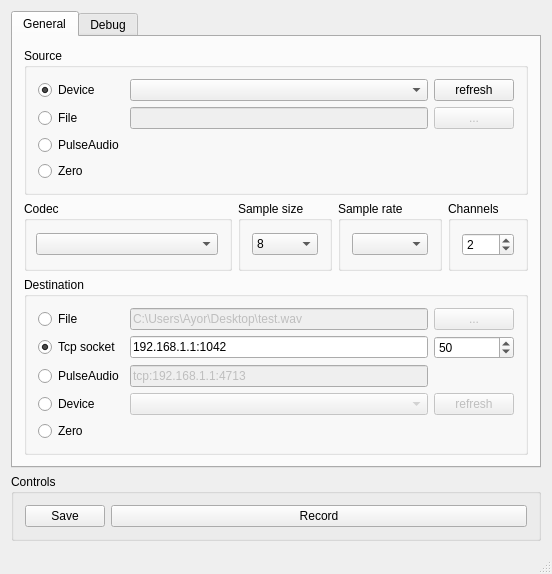
Old version of the form mainwindow.ui in the repository Chr0nos/audio-transfer.
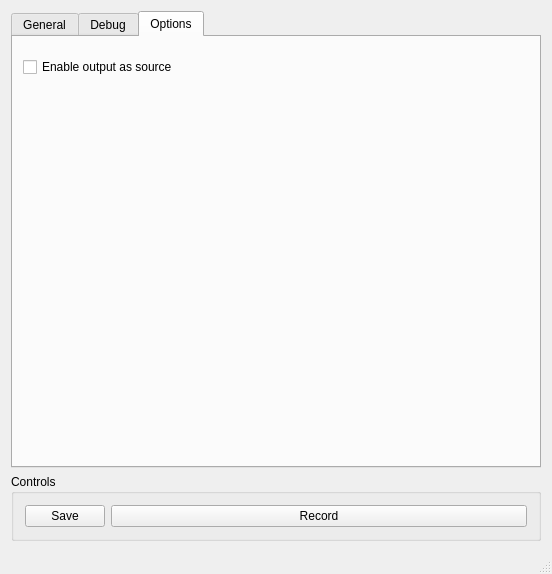
New version of the form. The open tabs and pages were chosen to show the change.

Commit message: optimisation of stream reading when buffer is set to 0 (dont copy data in buffer anymore) now you can set output as input if enabled in "options"

```diff
--- a/mainwindow.ui
+++ b/mainwindow.ui
@@ -7,7 +7,7 @@
     <x>0</x>
     <y>0</y>
     <width>552</width>
-    <height>527</height>
+    <height>553</height>
    </rect>
   </property>
   <property name="windowTitle">
@@ -323,6 +323,24 @@
         </item>
        </layout>
       </widget>
+      <widget class="QWidget" name="tab">
+       <attribute name="title">
+        <string>Options</string>
+       </attribute>
+       <widget class="QCheckBox" name="checkboxSourceOutput">
+        <property name="geometry">
+         <rect>
+          <x>10</x>
+          <y>20</y>
+          <width>181</width>
+          <height>20</height>
+         </rect>
+        </property>
+        <property name="text">
+         <string>Enable output as source</string>
+        </property>
+       </widget>
+      </widget>
      </widget>
     </item>
     <item>
```
The commit also changes 8 other files.
